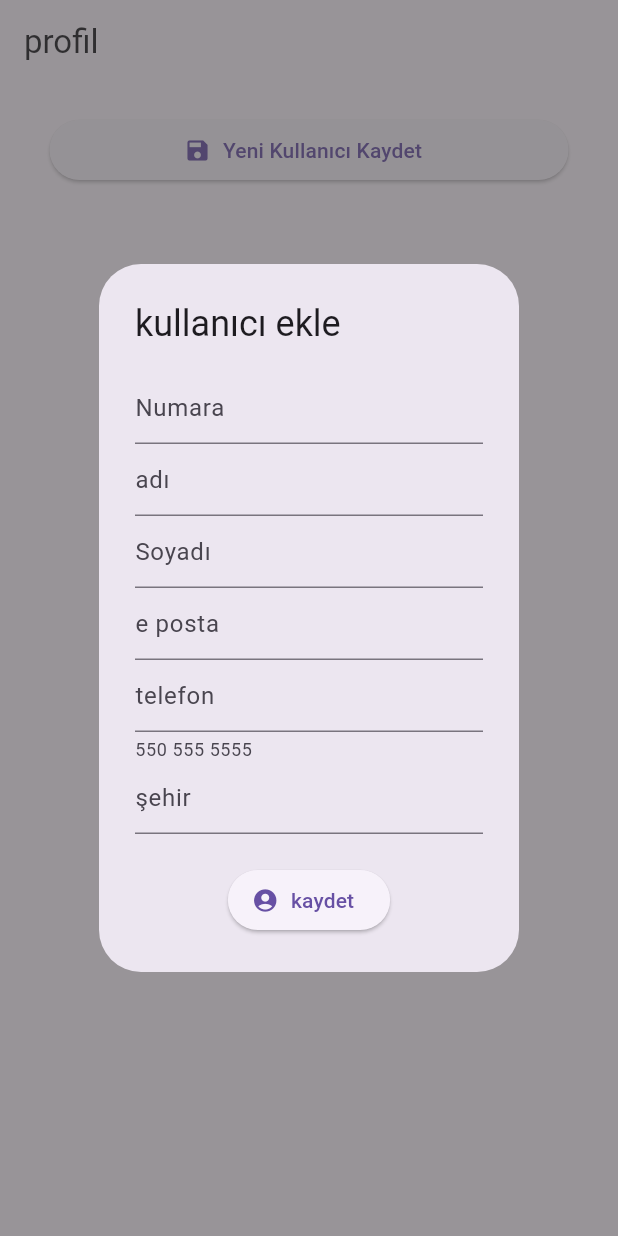
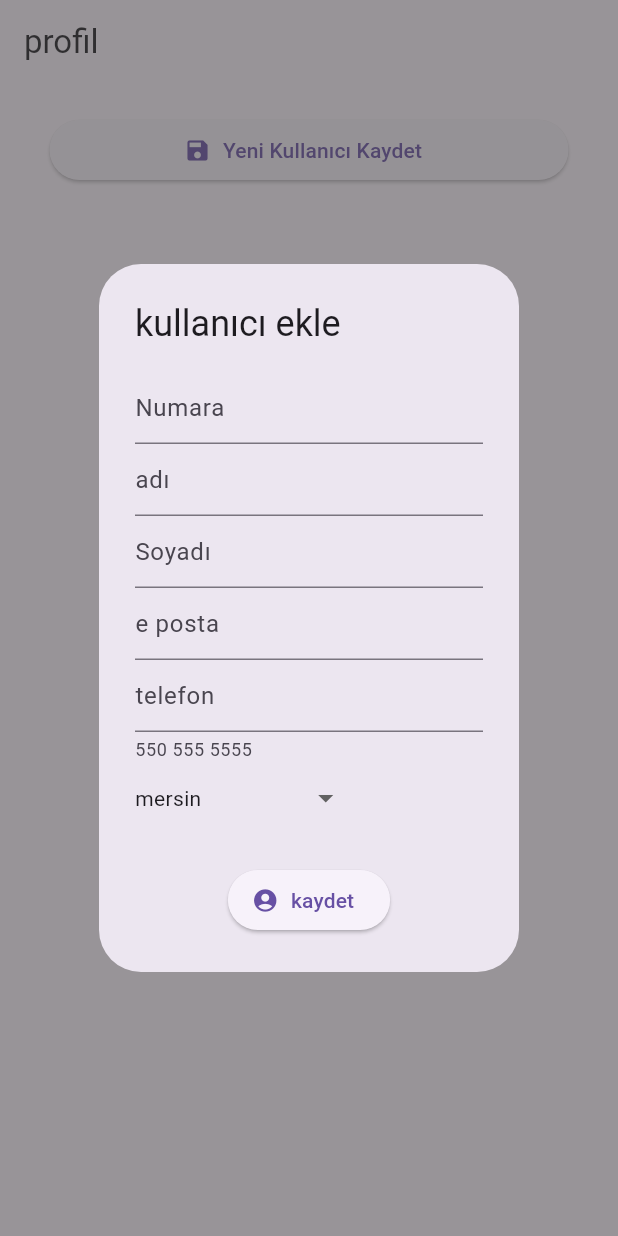
Before and after one commit to turanulupinar/dart_code_algorithm, a Flutter app: the screen it shows after launch, after a tap on "Yeni Kullanıcı Kaydet", on a phone screen of 412 x 824 dp. Run offline on Flutter 3.47's test engine with Material 3 defaults, Android fonts, the phone set to English and light mode, and no system bars; our stand-ins replace fluttertoast, shared_preferences.

Commit message:
sorular yapıldı

```diff
--- /dev/null
+++ b/lib/custom_widgets/custom_dropdown_menu.dart
@@ -0,0 +1,35 @@
+import 'dart:developer';
+
+import 'package:flutter/material.dart';
+
+class CustomDropDownMenu<T> extends StatelessWidget {
+  const CustomDropDownMenu({super.key, this.items, required this.dropDownVal});
+
+  final List<Map<T, String>?>? items;
+
+  final T dropDownVal;
+
+  @override
+  Widget build(BuildContext context) {
+    return StatefulBuilder(builder: ((context, setState) {
+      T dropDownValue = this.dropDownVal;
+
+      return DropdownButtonHideUnderline(
+          child: DropdownButton(
+              items: items
+                  ?.map((e) => DropdownMenuItem<T>(
+                        value: e?.keys.first,
+                        child: Text(e?.values.first ?? ""),
+                      ))
+                  .toList(),
+              onChanged: (T? value) {
+                if (value == null) {
+                  return;
+                }
+                log(dropDownValue.toString());
+                dropDownValue = value;
+                setState(() {});
+              }));
+    }));
+  }
+}
--- a/lib/dart_examples/everyNth.dart
+++ b/lib/dart_examples/everyNth.dart
@@ -1,3 +1,6 @@
+
+
+
 // verdiğimiz iteme göre liste dönderen program
 
 List<T> everyNth<T>(List<T> list, int nth) {
--- a/lib/profile_info.dart/profile_ui.dart
+++ b/lib/profile_info.dart/profile_ui.dart
@@ -1,10 +1,12 @@
 import 'dart:convert';
 import 'dart:developer';
 
+import 'package:dart_code_algorithms/custom_widgets/custom_dropdown_menu.dart';
 import 'package:dart_code_algorithms/profile_info.dart/shared_data.dart';
 import 'package:dart_code_algorithms/profile_info.dart/user_data.dart';
 import 'package:flutter/material.dart';
 import 'package:flutter/services.dart';
+import 'package:fluttertoast/fluttertoast.dart';
 
 import '../custom_widgets/custom_text_form_field.dart';
 
@@ -40,6 +42,8 @@ class _ProfileInfoState extends State<ProfileInfo> {
     return userModelList;
   }
 
+  String? defaultDropDownMenuItem = "mersin";
+
   @override
   void initState() {
     getUserData();
@@ -62,6 +66,7 @@ class _ProfileInfoState extends State<ProfileInfo> {
             ?.map((userModel) => jsonEncode(userModel?.toJson()))
             .toList() ??
         [];
+
     await _pref.saveUserListData(newUserList);
     return userModelList;
   }
@@ -129,7 +134,15 @@ class _ProfileInfoState extends State<ProfileInfo> {
                               ],
                             ),
                             onPressed: () async {
-                              // item güncelleme
+                              userModelList?[index] = UserInfoModel(
+                                  name: nameController.text,
+                                  surname: surnameController.text,
+                                  city: cityController.text,
+                                  email: mailController.text,
+                                  phone: phoneController.text,
+                                  userId: int.tryParse(idController.text));
+                              setState(() {});
+                              saveUserModelData();
                             },
                           ),
                           TextButton(
@@ -215,23 +228,38 @@ class _ProfileInfoState extends State<ProfileInfo> {
                                         // },
                                         textController: phoneController,
                                       ),
-                                      CustomTextFormField(
-                                        title: "şehir",
-                                        textController: cityController,
-                                        // val: (cityVal) {
-                                        //   if (city.contains(cityController.text
-                                        //           .toLowerCase()) ==
-                                        //       false) {
-                                        //     return "şehir adını doğru giriniz";
-                                        //   }
-                                        //   return null;
-                                        // },
+                                      Row(
+                                        children: [
+                                          Text(defaultDropDownMenuItem
+                                              .toString()),
+                                          CustomDropDownMenu(
+                                            dropDownVal:
+                                                defaultDropDownMenuItem,
+                                            items: city,
+                                          )
+                                        ],
                                       ),
                                       const SizedBox(
                                         height: 20,
                                       ),
                                       ElevatedButton.icon(
                                           onPressed: () async {
+                                            if (nameController.text.isEmpty ||
+                                                surnameController
+                                                    .text.isEmpty) {
+                                              await Fluttertoast.showToast(
+                                                  msg: "Boş değer girmeyin",
+                                                  toastLength:
+                                                      Toast.LENGTH_SHORT,
+                                                  gravity: ToastGravity.CENTER,
+                                                  timeInSecForIosWeb: 1,
+                                                  backgroundColor: Colors.red,
+                                                  textColor: Colors.white,
+                                                  fontSize: 16.0);
+
+                                              return;
+                                            }
+
                                             if (_formKey.currentState
                                                     ?.validate() ==
                                                 false) {
@@ -294,31 +322,11 @@ class _ProfileInfoState extends State<ProfileInfo> {
   }
 }
 
-// TODO
-// Bir pop up veya yeni sayfa açılsın. Ve o sayfada bizim usermodelimize göre bir textformfield alanı
-//olsun. girilen bilgilerden sonra listeye bu son girilen kişi eklensin. Sonra popup kapanınca veya
-// sayfadan geri gelince güncel veriler getirilsin. Ama bu güncel verilen hemen gelmesin.
-// 2 saniye sonra loadingten sonra gelsin
-
-List<String> city = [
-  "adana",
-  "ankara",
-  "mersin",
-  "elazığ",
-  "adıyaman",
-  "konya"
+List<Map<int, String>> city = [
+  {01: "adana"},
+  {02: "ankara"},
+  {03: "mersin"},
+  {04: "elazığ"},
+  {05: "adıyaman"},
+  {06: "konya"}
 ];
-
-
-//TODO
-// * showDialog feature adında bir klasör içerisine alınıp içerisinde ayrı bir dart dosyası oluşturularak
-//   oradan kullanılmasını sağlayın.(seperation of concern)
-
-// * Sil butonunun yanında bir güncelle butonu ekleyin. Ve hali hazırdaki satırı güncelleme imkanını
-//   kullanıcılara sağlayın. (CRUD)
-
-// * Yeni bir kullanıcı ekleme özelliğinde boş veya aynı kullanıcılar eklenebiliyor. Örneğin telefon rehberi uygulamasında
-//   ben bir kullanıcıyı kaydederken yanı isimde birisi zaten var uyarısı alıyorum. Burada da aynı isim ve soyisimde
-//   bir kullanıcı varsa "Zaten bu kullanıcı kayıtlı" uyarısı versin  (Safety Data)
-
-// * Cityi kendisi el ile yazmasın. Dropdown widgetı ile secsin. Yukarıda city listesini kullanarak.
--- a/pubspec.yaml
+++ b/pubspec.yaml
@@ -36,6 +36,7 @@ dependencies:
   # Use with the CupertinoIcons class for iOS style icons.
   cupertino_icons: ^1.0.2
   shared_preferences: ^2.2.2
+  fluttertoast: ^8.2.4
 
 dev_dependencies:
   flutter_test:
```
Also changed, not shown: lib/custom_widgets/custom_show_dialog.dart (added, +106 -0 lines), lib/profile_info.dart/user_data.dart (+4 -4 lines), lib/todo.dart (added, +22 -0 lines), pubspec.lock, 1 other file.
